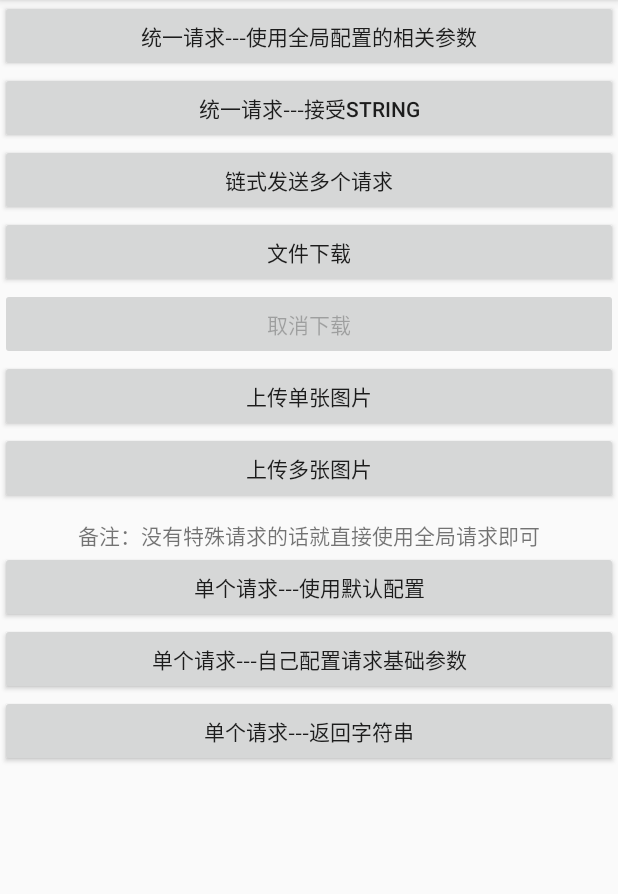
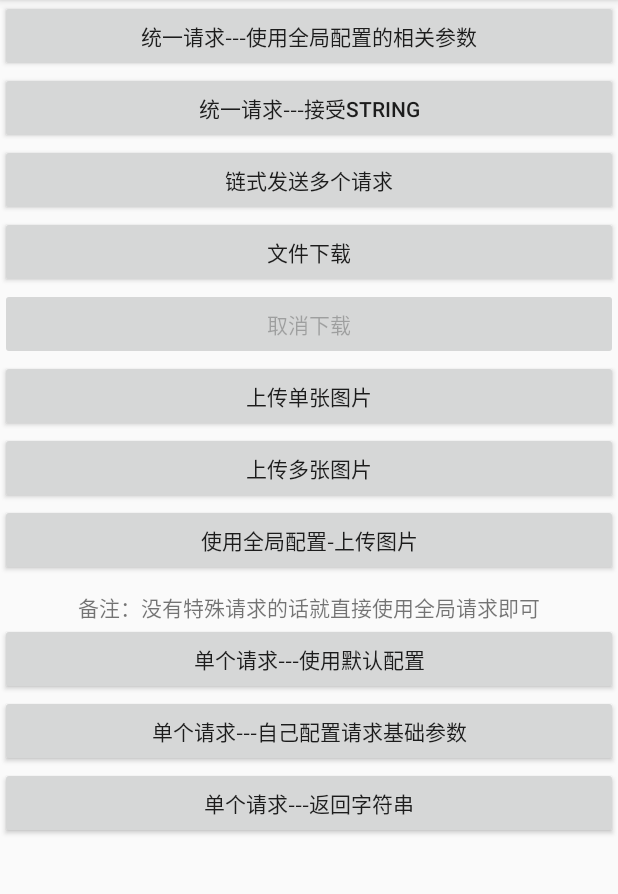
Before and after one commit to lygttpod/RxHttpUtils, an Android app: the screen it shows after launch (MainActivity), on a phone screen of 412 x 824 dp, the part 84-978 px from its top. Run offline under Robolectric (Android 15) with nearby library versions, the phone set to English and light mode, and no system bars; our stand-ins replace RxJava; libraries missing offline, so code that uses them is left out: com.tbruyelle.rxpermissions2, com.zhihu.matisse, com.zxy.tiny; pictures from the network do not load; 1 statement that could not run was skipped.

Commit message:
新增使用全局配置上传图片的Demo示例

```diff
--- a/app/src/main/java/com/allen/rxhttputils/api/ApiService.java
+++ b/app/src/main/java/com/allen/rxhttputils/api/ApiService.java
@@ -1,20 +1,19 @@
 package com.allen.rxhttputils.api;
 
 
-import com.allen.library.bean.BaseData;
 import com.allen.rxhttputils.bean.BookBean;
 import com.allen.rxhttputils.bean.Top250Bean;
 
-import java.util.Map;
+import java.util.List;
 
 import io.reactivex.Observable;
-import retrofit2.http.Body;
-import retrofit2.http.Field;
-import retrofit2.http.FieldMap;
-import retrofit2.http.FormUrlEncoded;
+import okhttp3.MultipartBody;
 import retrofit2.http.GET;
+import retrofit2.http.Multipart;
 import retrofit2.http.POST;
+import retrofit2.http.Part;
 import retrofit2.http.Query;
+import retrofit2.http.Url;
 
 /**
  * Created by allen on 2016/12/26.
@@ -31,6 +30,17 @@ public interface ApiService {
     @GET("v2/book/1220562")
     Observable<String> getBookString();
 
+    /**
+     * 上传多个文件  demo
+     *
+     * @param uploadUrl 地址
+     * @param files     文件
+     * @return ResponseBody
+     */
+    @Multipart
+    @POST
+    Observable<String> uploadFiles(@Url String uploadUrl,
+                                   @Part List<MultipartBody.Part> files);
     //以下是post请求的两种方式demo示例
 
 //    /**
--- a/app/src/main/res/layout/activity_main.xml
+++ b/app/src/main/res/layout/activity_main.xml
@@ -36,23 +36,30 @@
             android:text="文件下载" />
 
         <Button
-            android:enabled="false"
             android:id="@+id/download_cancel_http"
             android:layout_width="match_parent"
             android:layout_height="wrap_content"
+            android:enabled="false"
             android:text="取消下载" />
 
+
         <Button
-            android:id="@+id/upload_http"
+            android:id="@+id/upload_one_pic"
             android:layout_width="match_parent"
             android:layout_height="wrap_content"
             android:text="上传单张图片" />
 
         <Button
-            android:id="@+id/upload_imgs"
+            android:id="@+id/upload_more_pic"
             android:layout_width="match_parent"
             android:layout_height="wrap_content"
             android:text="上传多张图片" />
+
+        <Button
+            android:id="@+id/upload_pic_with_global_config"
+            android:layout_width="match_parent"
+            android:layout_height="wrap_content"
+            android:text="使用全局配置-上传图片" />
 
         <TextView
             android:layout_width="match_parent"
```
Also changed, not shown: app/src/main/java/com/allen/rxhttputils/MainActivity.java (+111 -37 lines).
